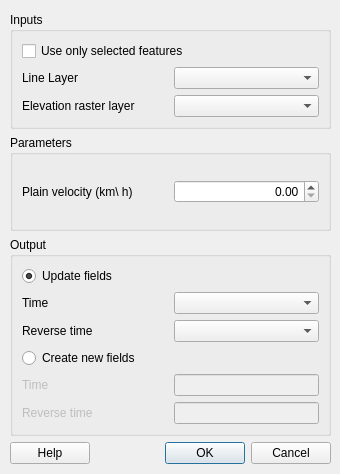
This is ui_walkingtime.ui in SrNetoChan/WalkingTime as Qt 5 draws it before an edit. The edited form follows.
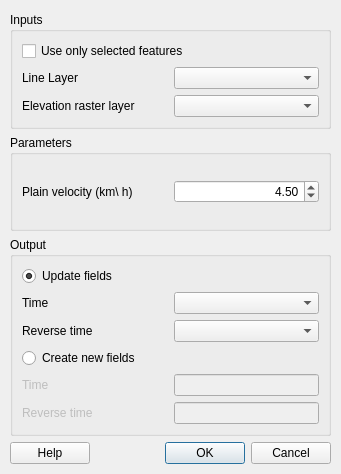
This is the edited form.

What changed in the file:
```diff
--- a/ui_walkingtime.ui
+++ b/ui_walkingtime.ui
@@ -6,7 +6,7 @@
    <rect>
     <x>0</x>
     <y>0</y>
-    <width>340</width>
+    <width>341</width>
     <height>474</height>
    </rect>
   </property>
@@ -83,6 +83,12 @@
          <property name="alignment">
           <set>Qt::AlignRight|Qt::AlignTrailing|Qt::AlignVCenter</set>
          </property>
+         <property name="singleStep">
+          <double>0.100000000000000</double>
+         </property>
+         <property name="value">
+          <double>4.500000000000000</double>
+         </property>
         </widget>
        </item>
       </layout>
```
